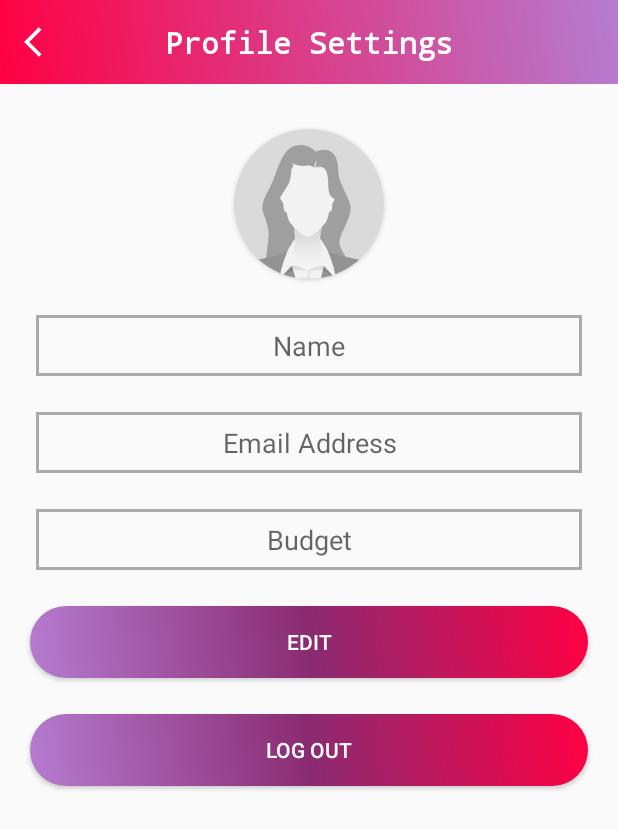
After one commit to Eihca/GroceryListApp, an Android app: the ProfileSettings screen opened directly, with no data from a screen before it, on a phone screen of 412 x 824 dp. The commit adds this screen. Shown: the top 829 px of the screen. Run offline under Robolectric (Android 15) with nearby library versions, the phone set to English and light mode, and no system bars.

Commit message:
Designed ListRV row ItemsRV row ProfileSettings
To enable/disable editttext
https://stackoverflow.com/questions/10933056/edit-text-key-listener
rainai

```diff
--- /dev/null
+++ b/app/src/main/java/ph/appdev/grocerylistapp/ProfileSettings.java
@@ -0,0 +1,128 @@
+package ph.appdev.grocerylistapp;
+
+import android.content.Intent;
+import android.os.Bundle;
+import android.text.method.HideReturnsTransformationMethod;
+import android.text.method.KeyListener;
+import android.text.method.PasswordTransformationMethod;
+import android.view.View;
+import android.widget.Button;
+import android.widget.EditText;
+import android.widget.ImageView;
+
+import androidx.annotation.Nullable;
+import androidx.appcompat.app.AppCompatActivity;
+import androidx.constraintlayout.widget.ConstraintLayout;
+
+public class ProfileSettings extends AppCompatActivity {
+    ConstraintLayout clcam;
+    EditText name, email, password, confirm_pass, budget;
+    KeyListener namelistener, emaillistener, budgetlistener;
+    ImageView eye, eye1;
+    Button edit, logout;
+
+    @Override
+    protected void onCreate(@Nullable Bundle savedInstanceState) {
+        super.onCreate(savedInstanceState);
+        setContentView(R.layout.activity_profilesettings);
+
+        clcam = findViewById(R.id.clcam);
+        name = findViewById(R.id.user_name);
+        email = findViewById(R.id.user_email);
+        budget = findViewById(R.id.user_budget);
+        password = findViewById(R.id.user_password);
+        eye = findViewById(R.id.show_pass_btn);
+        confirm_pass = findViewById(R.id.user_confirm_password);
+        eye1 = findViewById(R.id.show_confpass_btn);
+        logout = findViewById(R.id.logoutbtn);
+
+        clcam.setVisibility(View.GONE);
+        password.setVisibility(View.GONE);
+        confirm_pass.setVisibility(View.GONE);
+        eye.setVisibility(View.GONE);
+        eye1.setVisibility(View.GONE);
+
+        namelistener = name.getKeyListener();
+        name.setKeyListener(null);
+        emaillistener = email.getKeyListener();
+        email.setKeyListener(null);
+        budgetlistener = budget.getKeyListener();
+        budget.setKeyListener(null);
+
+    }
+
+    public void logOut(View view){
+        Intent logoutintent = new Intent(getApplicationContext(), LogInActivity.class);
+        startActivity(logoutintent);
+    }
+
+    public void editProfile(View view){
+        edit = findViewById(R.id.edit_profile);
+        if(edit.getText().toString().toUpperCase() == "EDIT"){
+            edit.setText("SAVE");
+            clcam.setVisibility(View.VISIBLE);
+            password.setVisibility(View.VISIBLE);
+            confirm_pass.setVisibility(View.VISIBLE);
+            eye.setVisibility(View.VISIBLE);
+            eye1.setVisibility(View.VISIBLE);
+
+            name.setKeyListener(namelistener);
+            email.setKeyListener(emaillistener);
+            budget.setKeyListener(budgetlistener);
+
+            logout.setVisibility(View.GONE);
+        }
+        else {
+            edit.setText("EDIT");
+            clcam.setVisibility(View.GONE);
+            password.setVisibility(View.GONE);
+            confirm_pass.setVisibility(View.GONE);
+
+            password.setText("");
+            confirm_pass.setText("");
+
+            eye.setVisibility(View.GONE);
+            eye1.setVisibility(View.GONE);
+
+            name.setKeyListener(null);
+            email.setKeyListener(null);
+            budget.setKeyListener(null);
+
+            logout.setVisibility(View.VISIBLE);
+        }
+
+
+    }
+
+    public void togglePassVisibility(View view){
+        ImageView imgviewbtn = (ImageView) view;
+        if(view.getId() == R.id.show_pass_btn) {
+            if (password.getTransformationMethod().equals(PasswordTransformationMethod.getInstance())) {
+                imgviewbtn.setImageResource(R.drawable.ic_visibility_off);
+                //Show Password
+                password.setTransformationMethod(HideReturnsTransformationMethod.getInstance());
+            }
+            else {
+                imgviewbtn.setImageResource(R.drawable.ic_visibility);
+                password.setTransformationMethod(PasswordTransformationMethod.getInstance());
+            }
+        }
+        else {
+            if (confirm_pass.getTransformationMethod().equals(PasswordTransformationMethod.getInstance())) {
+                imgviewbtn.setImageResource(R.drawable.ic_visibility_off);
+                //Show Password
+                confirm_pass.setTransformationMethod(HideReturnsTransformationMethod.getInstance());
+            }
+            else {
+                imgviewbtn.setImageResource(R.drawable.ic_visibility);
+                confirm_pass.setTransformationMethod(PasswordTransformationMethod.getInstance());
+            }
+        }
+    }
+
+    public void backtoMain(View view){
+        Intent tomain = new Intent();
+        setResult(RESULT_CANCELED, tomain);
+        finish();
+    }
+}
--- /dev/null
+++ b/app/src/main/res/drawable/ic_camera.xml
@@ -0,0 +1,12 @@
+<vector xmlns:android="http://schemas.android.com/apk/res/android"
+    android:width="24dp"
+    android:height="24dp"
+    android:viewportWidth="24"
+    android:viewportHeight="24">
+  <path
+      android:fillColor="#FF000000"
+      android:pathData="M12,12m-3.2,0a3.2,3.2 0,1 1,6.4 0a3.2,3.2 0,1 1,-6.4 0"/>
+  <path
+      android:fillColor="#FF000000"
+      android:pathData="M9,2L7.17,4L4,4c-1.1,0 -2,0.9 -2,2v12c0,1.1 0.9,2 2,2h16c1.1,0 2,-0.9 2,-2L22,6c0,-1.1 -0.9,-2 -2,-2h-3.17L15,2L9,2zM12,17c-2.76,0 -5,-2.24 -5,-5s2.24,-5 5,-5 5,2.24 5,5 -2.24,5 -5,5z"/>
+</vector>
--- /dev/null
+++ b/app/src/main/res/layout/activity_profilesettings.xml
@@ -0,0 +1,210 @@
+<?xml version="1.0" encoding="utf-8"?>
+<androidx.constraintlayout.widget.ConstraintLayout xmlns:android="http://schemas.android.com/apk/res/android"
+    android:layout_width="match_parent"
+    android:layout_height="match_parent"
+    xmlns:app="http://schemas.android.com/apk/res-auto">
+
+    <androidx.constraintlayout.widget.ConstraintLayout
+        android:layout_width="match_parent"
+        android:layout_height="?actionBarSize"
+        android:background="@drawable/gradient_bg"
+        app:layout_constraintStart_toStartOf="parent"
+        app:layout_constraintTop_toTopOf="parent"
+        android:id="@+id/tbps">
+
+        <ImageView
+            android:id="@+id/backtoMain"
+            android:layout_width="wrap_content"
+            android:layout_height="wrap_content"
+            android:layout_margin="@dimen/margin_padding_size_medium"
+            android:layout_marginStart="44dp"
+            android:layout_marginLeft="44dp"
+            android:layout_marginTop="60dp"
+            android:src="@drawable/ic_arrow_back"
+            android:tint="@android:color/white"
+            app:layout_constraintStart_toStartOf="parent"
+            app:layout_constraintTop_toTopOf="parent"
+            android:onClick="backtoMain"/>
+
+        <TextView
+            android:id="@+id/actlbl"
+            android:layout_width="wrap_content"
+            android:layout_height="wrap_content"
+            android:fontFamily="monospace"
+            android:text="Profile Settings"
+            android:textStyle="bold"
+            android:textColor="@android:color/white"
+            android:textSize="@dimen/text_size_large"
+            app:layout_constraintBottom_toBottomOf="@+id/backtoMain"
+            app:layout_constraintEnd_toEndOf="parent"
+            app:layout_constraintStart_toStartOf="parent"
+            app:layout_constraintTop_toTopOf="@id/backtoMain" />
+
+    </androidx.constraintlayout.widget.ConstraintLayout>
+
+    <androidx.cardview.widget.CardView
+        android:id="@+id/user_pic_card"
+        android:layout_width="wrap_content"
+        android:layout_height="wrap_content"
+        app:cardCornerRadius="50dp"
+        app:layout_constraintStart_toStartOf="parent"
+        app:layout_constraintTop_toBottomOf="@id/tbps"
+        app:layout_constraintEnd_toEndOf="parent"
+        android:layout_marginTop="30dp">
+
+        <ImageView
+            android:id="@+id/user_pic"
+            android:layout_width="100dp"
+            android:layout_height="100dp"
+            android:src="@drawable/femaleplaceholder"
+            android:scaleType="centerCrop"/>
+    </androidx.cardview.widget.CardView>
+
+    <androidx.constraintlayout.widget.ConstraintLayout
+        android:id="@+id/clcam"
+        android:layout_width="0dp"
+        android:layout_height="wrap_content"
+        app:layout_constraintStart_toStartOf="@id/user_pic_card"
+        app:layout_constraintEnd_toEndOf="@+id/user_pic_card"
+        app:layout_constraintBottom_toBottomOf="@id/user_pic_card"
+        android:elevation="4dp"
+        android:outlineProvider="none"
+        android:background="@drawable/gradient_bg">
+
+        <ImageView
+            android:id="@+id/change_pic"
+            android:layout_width="wrap_content"
+            android:layout_height="wrap_content"
+            android:scaleType="centerCrop"
+            android:src="@drawable/ic_camera"
+            app:layout_constraintStart_toStartOf="parent"
+            app:layout_constraintEnd_toEndOf="parent"
+            app:layout_constraintBottom_toBottomOf="parent"
+            app:layout_constraintTop_toTopOf="parent"
+            />
+
+    </androidx.constraintlayout.widget.ConstraintLayout>
+
+    <EditText
+        android:id="@+id/user_name"
+        android:layout_width="match_parent"
+        android:layout_height="wrap_content"
+        app:layout_constraintStart_toStartOf="parent"
+        app:layout_constraintEnd_toEndOf="parent"
+        android:background="@drawable/border"
+        app:layout_constraintTop_toBottomOf="@+id/user_pic_card"
+        android:layout_margin="@dimen/margin_padding_size_large"
+        android:hint="Name"
+        android:gravity="center"
+        android:padding="@dimen/margin_padding_size_small" />
+
+    <EditText
+        android:id="@+id/user_email"
+        android:layout_width="match_parent"
+        android:layout_height="wrap_content"
+        app:layout_constraintStart_toStartOf="parent"
+        app:layout_constraintEnd_toEndOf="parent"
+        android:background="@drawable/border"
+        app:layout_constraintTop_toBottomOf="@+id/user_name"
+        android:layout_margin="@dimen/margin_padding_size_large"
+        android:hint="Email Address"
+        android:gravity="center"
+        android:padding="@dimen/margin_padding_size_small" />
+
+    <EditText
+        android:id="@+id/user_password"
+        android:layout_width="match_parent"
+        android:layout_height="wrap_content"
+        app:layout_constraintStart_toStartOf="parent"
+        app:layout_constraintEnd_toEndOf="parent"
+        android:background="@drawable/border"
+        app:layout_constraintTop_toBottomOf="@+id/user_email"
+        android:layout_margin="@dimen/margin_padding_size_large"
+        android:hint="Password"
+        android:inputType="textPassword"
+        android:gravity="center"
+        android:padding="@dimen/margin_padding_size_small"/>
+
+    <ImageView
+        android:id="@+id/show_pass_btn"
+        android:layout_width="20dp"
+        android:layout_height="20dp"
+        android:onClick="togglePassVisibility"
+        android:src="@drawable/ic_visibility"
+        app:layout_constraintTop_toTopOf="@id/user_password"
+        app:layout_constraintBottom_toBottomOf="@id/user_password"
+        app:layout_constraintEnd_toEndOf="@id/user_password"
+        android:layout_marginEnd="@dimen/margin_padding_size_small"
+        android:layout_marginRight="@dimen/margin_padding_size_small"/>
+
+    <EditText
+        android:id="@+id/user_confirm_password"
+        android:layout_width="match_parent"
+        android:layout_height="wrap_content"
+        app:layout_constraintStart_toStartOf="parent"
+        app:layout_constraintEnd_toEndOf="parent"
+        android:background="@drawable/border"
+        app:layout_constraintTop_toBottomOf="@+id/user_password"
+        android:layout_margin="@dimen/margin_padding_size_large"
+        android:hint="Confirm Password"
+        android:inputType="textPassword"
+        android:gravity="center"
+        android:padding="@dimen/margin_padding_size_small"/>
+
+    <ImageView
+        android:id="@+id/show_confpass_btn"
+        android:layout_width="20dp"
+        android:layout_height="20dp"
+        android:onClick="togglePassVisibility"
+        android:src="@drawable/ic_visibility"
+        app:layout_constraintTop_toTopOf="@id/user_confirm_password"
+        app:layout_constraintBottom_toBottomOf="@id/user_confirm_password"
+        app:layout_constraintEnd_toEndOf="@id/user_confirm_password"
+        android:layout_marginEnd="@dimen/margin_padding_size_small"
+        android:layout_marginRight="@dimen/margin_padding_size_small"/>
+
+    <EditText
+        android:id="@+id/user_budget"
+        android:layout_width="match_parent"
+        android:layout_height="wrap_content"
+        app:layout_constraintStart_toStartOf="parent"
+        app:layout_constraintEnd_toEndOf="parent"
+        android:background="@drawable/border"
+        app:layout_constraintTop_toBottomOf="@+id/user_confirm_password"
+        android:layout_margin="@dimen/margin_padding_size_large"
+        android:hint="Budget"
+        android:inputType="number"
+        android:gravity="center"
+        android:padding="@dimen/margin_padding_size_small"/>
+
+    <Button
+        android:id="@+id/edit_profile"
+        android:layout_width="match_parent"
+        android:layout_height="wrap_content"
+        android:text="EDIT"
+        android:textColor="@android:color/white"
+        android:background="@drawable/gradient_loginbtn"
+        android:layout_marginStart="20dp"
+        android:layout_marginTop="@dimen/margin_padding_size_large"
+        android:layout_marginEnd="20dp"
+        android:onClick="editProfile"
+        app:layout_constraintStart_toStartOf="parent"
+        app:layout_constraintEnd_toEndOf="parent"
+        app:layout_constraintTop_toBottomOf="@id/user_budget"/>
+
+    <Button
+        android:id="@+id/logoutbtn"
+        android:layout_width="match_parent"
+        android:layout_height="wrap_content"
+        android:text="LOG OUT"
+        android:textColor="@android:color/white"
+        android:background="@drawable/gradient_loginbtn"
+        android:layout_marginStart="20dp"
+        android:layout_marginTop="@dimen/margin_padding_size_large"
+        android:layout_marginEnd="20dp"
+        android:onClick="logOut"
+        app:layout_constraintStart_toStartOf="parent"
+        app:layout_constraintEnd_toEndOf="parent"
+        app:layout_constraintTop_toBottomOf="@id/edit_profile" />
+
+</androidx.constraintlayout.widget.ConstraintLayout>
--- a/app/src/main/res/values/styles.xml
+++ b/app/src/main/res/values/styles.xml
@@ -7,4 +7,14 @@
         <item name="colorAccent">@color/colorAccent</item>
     </style>
 
+    <style name="DialogTheme" parent="Theme.AppCompat.Light.Dialog">
+        <item name="windowNoTitle">true</item>
+        <item name="windowActionBar">false</item>
+        <item name="android:colorBackgroundCacheHint">@null</item>
+        <item name="android:windowIsTranslucent">true</item>
+        <item name="android:windowAnimationStyle">@android:style/Animation</item>
+        <item name="android:windowMinWidthMajor">90%</item>
+        <item name="android:windowMinWidthMinor">90%</item>
+    </style>
+
 </resources>
```
Also changed, not shown: app/src/main/AndroidManifest.xml (+13 -3 lines), app/src/main/java/ph/appdev/grocerylistapp/CheckListActivity.java (+8 -0 lines), app/src/main/java/ph/appdev/grocerylistapp/DBHelper.java (added, +47 -0 lines), app/src/main/java/ph/appdev/grocerylistapp/MainActivity.java (+21 -0 lines), app/src/main/res/drawable/ic_arrow_down.xml (added, +9 -0 lines), app/src/main/res/drawable/ic_arrow_up.xml (added, +9 -0 lines), app/src/main/res/layout/activity_checklist.xml (+8 -4 lines), app/src/main/res/layout/activity_main.xml (+7 -2 lines), app/src/main/res/layout/recyclerview_row_infolist.xml (added, +118 -0 lines), app/src/main/res/layout/recyclerview_row_itemlist.xml (added, +130 -0 lines).
